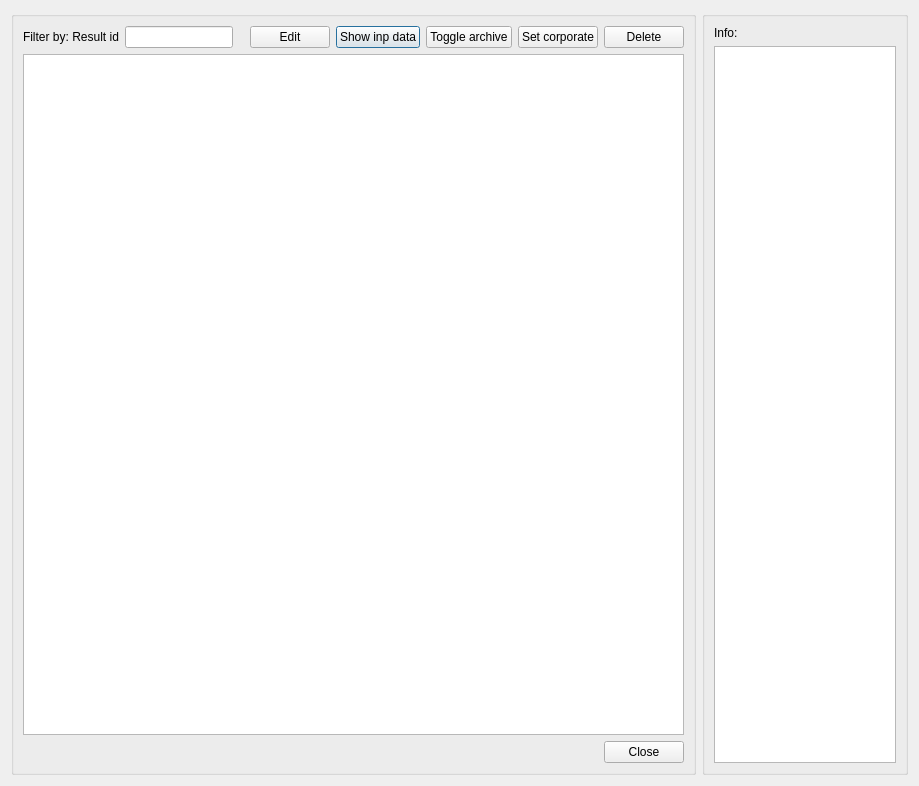
This is core/ui/toolbars/epa/go2epa_manager.ui in Giswater/giswater_qgis_plugin as Qt 5 draws it before an edit. The edited form follows.
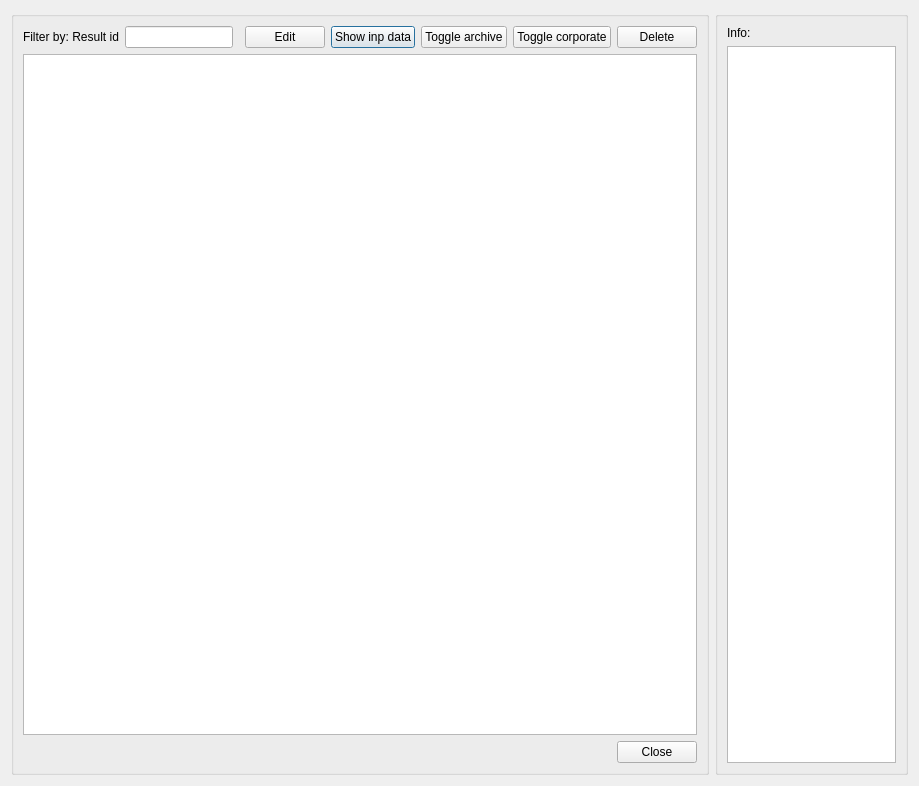
This is the edited form.

Commit message: refactor(go2epa): rename 'btn_set_corporate' to 'btn_toggle_corporate' and update related functionality

Diff of the .ui file:
```diff
--- a/core/ui/toolbars/epa/go2epa_manager.ui
+++ b/core/ui/toolbars/epa/go2epa_manager.ui
@@ -114,7 +114,7 @@
       <item row="1" column="6">
        <widget class="QPushButton" name="btn_set_corporate">
         <property name="text">
-         <string>Set corporate</string>
+         <string>Toggle corporate</string>
         </property>
        </widget>
       </item>
```
Left out of the diff: 4 changed lines with no effect on the pictures. The commit also changes 1 other file.
